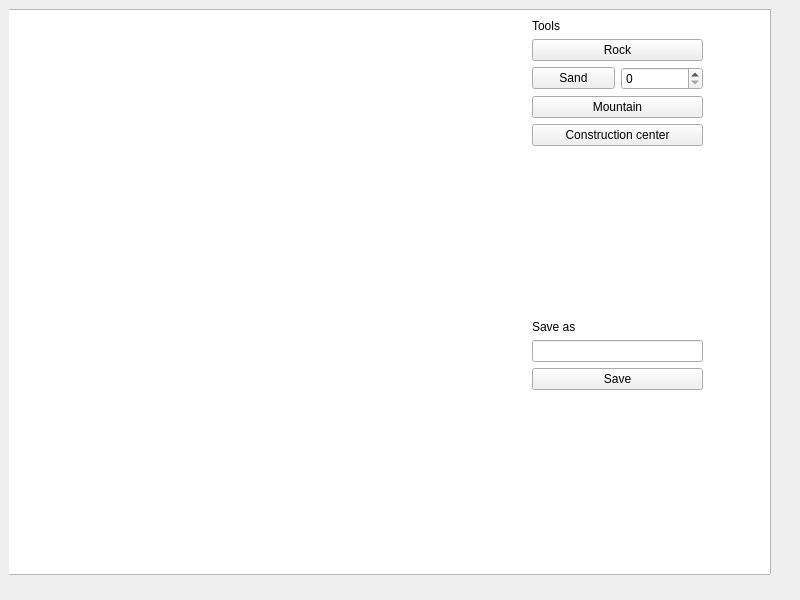
Qt form game/editor/mainwindow.ui (ivanGrzegorczyk/TP-Final-Dune-Grupo-1) before a commit.
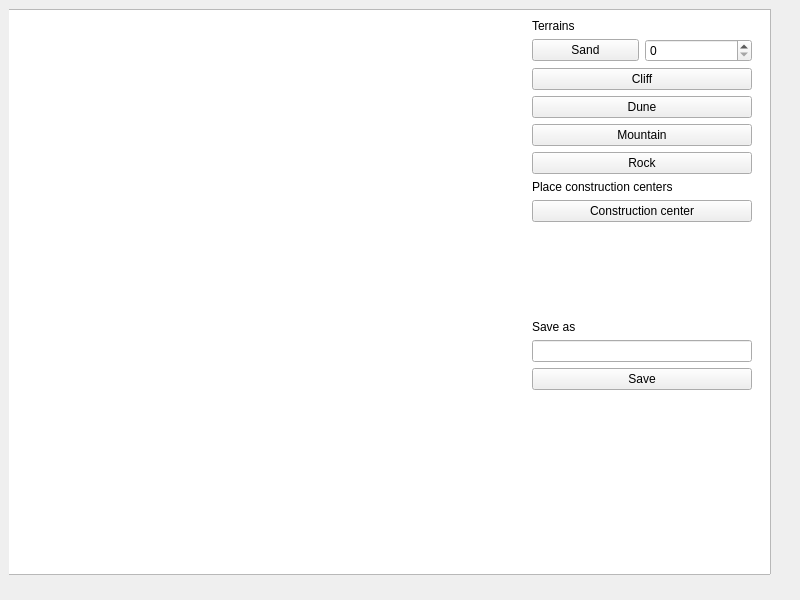
The same form after that commit.

Commit message: add missing terrains

The edit to the form file:
```diff
--- a/game/editor/mainwindow.ui
+++ b/game/editor/mainwindow.ui
@@ -38,7 +38,7 @@
         <rect>
          <x>523</x>
          <y>10</y>
-         <width>171</width>
+         <width>220</width>
          <height>371</height>
         </rect>
        </property>
@@ -46,35 +46,60 @@
         <item>
          <widget class="QLabel" name="label">
           <property name="text">
-           <string>Tools</string>
+           <string>Terrains</string>
           </property>
          </widget>
         </item>
         <item>
-         <widget class="QPushButton" name="edit_button_3">
-          <property name="text">
-           <string>Rock</string>
-          </property>
-         </widget>
-        </item>
-        <item>
-         <layout class="QHBoxLayout" name="horizontalLayout">
+         <layout class="QVBoxLayout" name="terrain_container">
           <item>
-           <widget class="QPushButton" name="edit_button_2">
+           <layout class="QHBoxLayout" name="sand_continer">
+            <item>
+             <widget class="QPushButton" name="terrain_sand">
+              <property name="text">
+               <string>Sand</string>
+              </property>
+             </widget>
+            </item>
+            <item>
+             <widget class="QSpinBox" name="spinBox"/>
+            </item>
+           </layout>
+          </item>
+          <item>
+           <widget class="QPushButton" name="terrain_cliff">
             <property name="text">
-             <string>Sand</string>
+             <string>Cliff</string>
             </property>
            </widget>
           </item>
           <item>
-           <widget class="QSpinBox" name="spinBox"/>
+           <widget class="QPushButton" name="terrain_dune">
+            <property name="text">
+             <string>Dune</string>
+            </property>
+           </widget>
+          </item>
+          <item>
+           <widget class="QPushButton" name="terrain_mountain">
+            <property name="text">
+             <string>Mountain</string>
+            </property>
+           </widget>
+          </item>
+          <item>
+           <widget class="QPushButton" name="terrain_rock">
+            <property name="text">
+             <string>Rock</string>
+            </property>
+           </widget>
           </item>
          </layout>
         </item>
         <item>
-         <widget class="QPushButton" name="edit_button_1">
+         <widget class="QLabel" name="label_3">
           <property name="text">
-           <string>Mountain</string>
+           <string>Place construction centers</string>
           </property>
          </widget>
         </item>
```
The commit also changes 5 other files.
